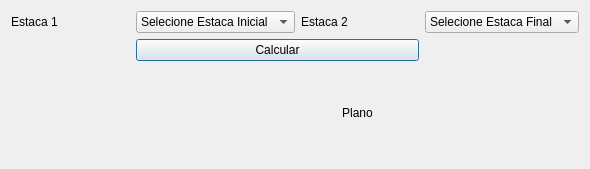
matheusfillipe/Topografia, file app/view/ui/Topo_dialog_perfil.ui: the form before one commit.
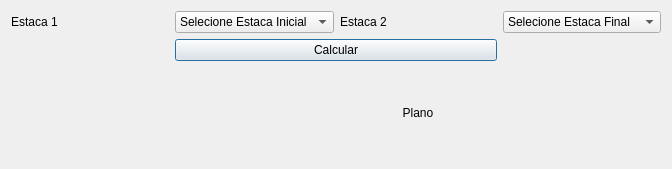
The form after the commit.

The edit to the form file:
```diff
--- a/app/view/ui/Topo_dialog_perfil.ui
+++ b/app/view/ui/Topo_dialog_perfil.ui
@@ -6,7 +6,7 @@
    <rect>
     <x>0</x>
     <y>0</y>
-    <width>590</width>
+    <width>672</width>
     <height>169</height>
    </rect>
   </property>
```
